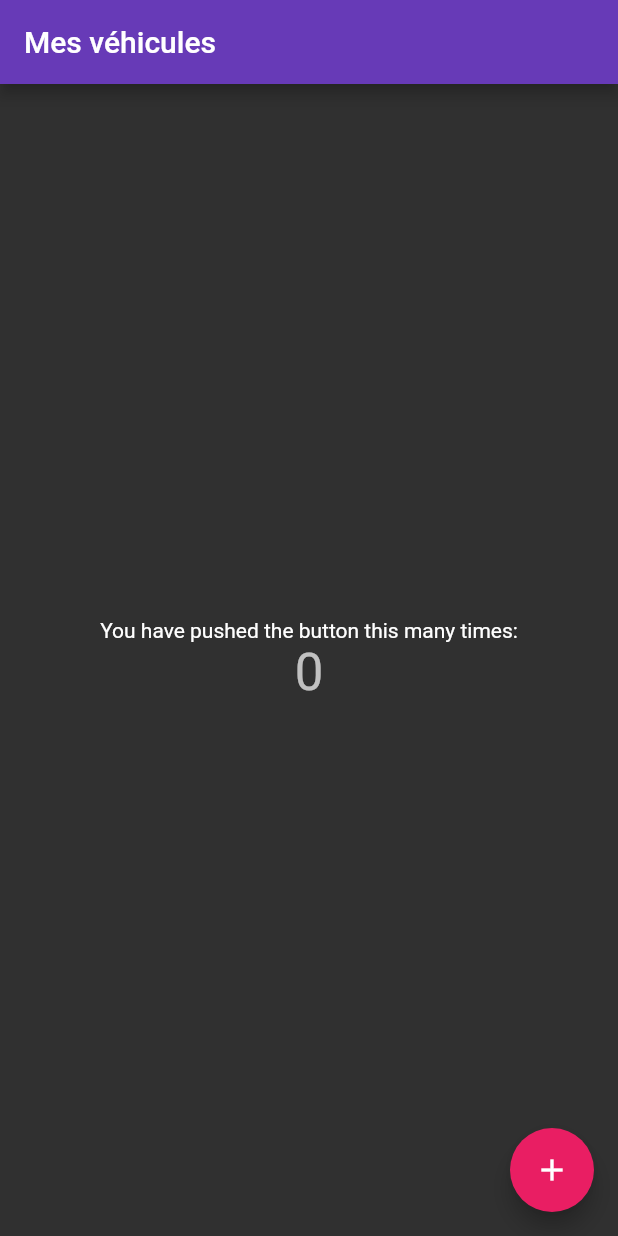
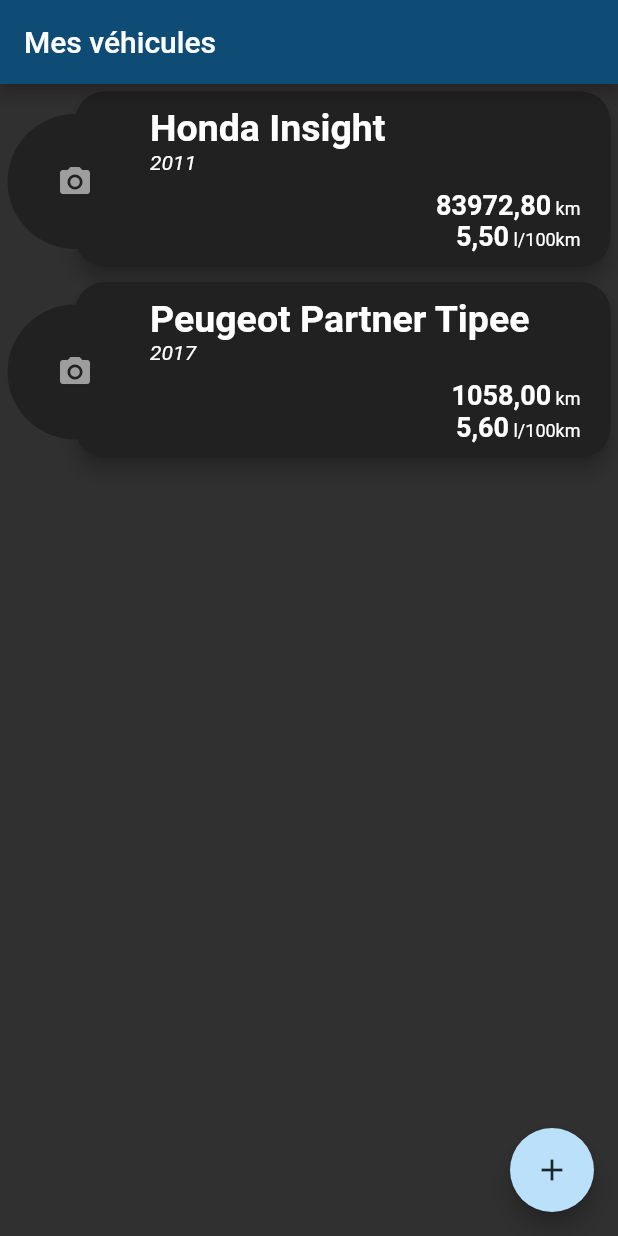
Before and after one commit to BrunoJunior/bdzconso_flutter, a Flutter app: the screen it shows after launch, on a phone screen of 412 x 824 dp. Run offline on Flutter 3.47's test engine with Material 2 defaults, Android fonts, the phone set to English and light mode, and no system bars.

Commit message:
Début ID design

```diff
--- /dev/null
+++ b/lib/components/valeur_unite.dart
@@ -0,0 +1,25 @@
+import 'package:flutter/material.dart';
+
+class ValeurUnite extends StatelessWidget {
+  final String unite;
+  final double valeur;
+  final int nbDecimales;
+  ValeurUnite(
+      {@required this.unite, @required this.valeur, this.nbDecimales = 2});
+  @override
+  Widget build(BuildContext context) {
+    return RichText(
+      text: TextSpan(
+          text: valeur.toStringAsFixed(nbDecimales).replaceAll('.', ','),
+          style: TextStyle(
+            fontSize: 18.0,
+            fontWeight: FontWeight.w700,
+          ),
+          children: [
+            TextSpan(
+                text: ' $unite',
+                style: TextStyle(fontSize: 12.0, fontWeight: FontWeight.normal))
+          ]),
+    );
+  }
+}
--- /dev/null
+++ b/lib/components/vehicule_bloc.dart
@@ -0,0 +1,80 @@
+import 'package:conso/components/valeur_unite.dart';
+import 'package:flutter/material.dart';
+
+class VehiculeBloc extends StatelessWidget {
+  final String marque, modele;
+  final int annee;
+  final double distance, consommation;
+
+  VehiculeBloc(
+      {@required this.marque,
+      @required this.modele,
+      this.annee,
+      this.distance = 0.0,
+      this.consommation = 0.0});
+
+  @override
+  Widget build(BuildContext context) {
+    return Stack(
+      children: [
+        Padding(
+          padding:
+              EdgeInsets.only(right: 5.0, left: 50.0, top: 5.0, bottom: 5.0),
+          child: Material(
+            color: Color(0xFF212121),
+            borderRadius: BorderRadius.all(Radius.circular(20.0)),
+            elevation: 5.0,
+            child: Padding(
+              padding: EdgeInsets.only(
+                left: 50.0,
+                right: 20.0,
+                top: 10.0,
+                bottom: 10.0,
+              ),
+              child: Column(
+                crossAxisAlignment: CrossAxisAlignment.stretch,
+                children: [
+                  Text(
+                    '$marque $modele',
+                    style: TextStyle(
+                      fontSize: 25.0,
+                      fontWeight: FontWeight.w700,
+                    ),
+                  ),
+                  Text(
+                    annee.toString(),
+                    style: TextStyle(
+                      fontStyle: FontStyle.italic,
+                    ),
+                  ),
+                  SizedBox(height: 10.0),
+                  Column(
+                    crossAxisAlignment: CrossAxisAlignment.end,
+                    children: [
+                      ValeurUnite(
+                        unite: 'km',
+                        valeur: distance,
+                      ),
+                      ValeurUnite(
+                        unite: 'l/100km',
+                        valeur: consommation,
+                      ),
+                    ],
+                  )
+                ],
+              ),
+            ),
+          ),
+        ),
+        Padding(
+          padding: EdgeInsets.only(top: 20.0, left: 5.0),
+          child: CircleAvatar(
+            backgroundColor: Color(0xFF212121),
+            radius: 45.0,
+            child: Icon(Icons.photo_camera),
+          ),
+        ),
+      ],
+    );
+  }
+}
--- a/lib/main.dart
+++ b/lib/main.dart
@@ -9,9 +9,13 @@
     return MaterialApp(
       title: 'Ma conso',
       theme: ThemeData.dark().copyWith(
-        primaryColor: Colors.deepPurple,
+        backgroundColor: Color(0xFF212121),
+        accentColor: Color(0xFFbbe1fa),
+        primaryColor: Color(0xFF0f4c75),
+        buttonColor: Color(0xFF3282b8),
         floatingActionButtonTheme: FloatingActionButtonThemeData(
-            backgroundColor: Colors.pink, foregroundColor: Colors.white),
+            backgroundColor: Color(0xFFbbe1fa),
+            foregroundColor: Color(0xFF1b262c)),
       ),
       home: MyHomePage(title: 'Mes véhicules'),
     );
--- a/lib/screens/home.dart
+++ b/lib/screens/home.dart
@@ -1,3 +1,4 @@
+import 'package:conso/components/vehicule_bloc.dart';
 import 'package:flutter/material.dart';
 
 class MyHomePage extends StatefulWidget {
@@ -19,19 +20,6 @@
 }
 
 class _MyHomePageState extends State<MyHomePage> {
-  int _counter = 0;
-
-  void _incrementCounter() {
-    setState(() {
-      // This call to setState tells the Flutter framework that something has
-      // changed in this State, which causes it to rerun the build method below
-      // so that the display can reflect the updated values. If we changed
-      // _counter without calling setState(), then the build method would not be
-      // called again, and so nothing would appear to happen.
-      _counter++;
-    });
-  }
-
   @override
   Widget build(BuildContext context) {
     // This method is rerun every time setState is called, for instance as done
@@ -46,39 +34,27 @@
         // the App.build method, and use it to set our appbar title.
         title: Text(widget.title),
       ),
-      body: Center(
-        // Center is a layout widget. It takes a single child and positions it
-        // in the middle of the parent.
-        child: Column(
-          // Column is also a layout widget. It takes a list of children and
-          // arranges them vertically. By default, it sizes itself to fit its
-          // children horizontally, and tries to be as tall as its parent.
-          //
-          // Invoke "debug painting" (press "p" in the console, choose the
-          // "Toggle Debug Paint" action from the Flutter Inspector in Android
-          // Studio, or the "Toggle Debug Paint" command in Visual Studio Code)
-          // to see the wireframe for each widget.
-          //
-          // Column has various properties to control how it sizes itself and
-          // how it positions its children. Here we use mainAxisAlignment to
-          // center the children vertically; the main axis here is the vertical
-          // axis because Columns are vertical (the cross axis would be
-          // horizontal).
-          mainAxisAlignment: MainAxisAlignment.center,
-          children: <Widget>[
-            Text(
-              'You have pushed the button this many times:',
-            ),
-            Text(
-              '$_counter',
-              style: Theme.of(context).textTheme.display1,
-            ),
-          ],
-        ),
+      body: ListView(
+        children: [
+          VehiculeBloc(
+            marque: 'Honda',
+            modele: 'Insight',
+            annee: 2011,
+            consommation: 5.5,
+            distance: 83972.8,
+          ),
+          VehiculeBloc(
+            marque: 'Peugeot',
+            modele: 'Partner Tipee',
+            annee: 2017,
+            consommation: 5.6,
+            distance: 1058.0,
+          ),
+        ],
       ),
       floatingActionButton: FloatingActionButton(
-        onPressed: _incrementCounter,
-        tooltip: 'Increment',
+        onPressed: () {},
+        tooltip: 'Ajouter un véhicule',
         child: Icon(Icons.add),
       ), // This trailing comma makes auto-formatting nicer for build methods.
     );
```
